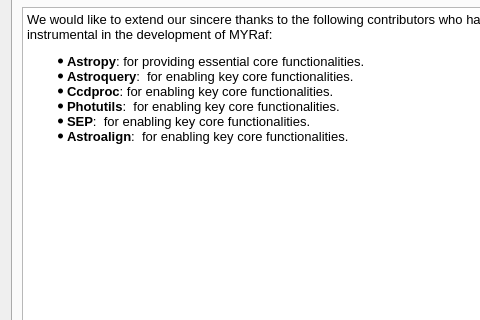
Before: the Qt Designer form src/myrafgui/about.ui in myrafproject/myrafproject, drawn with Qt 5; both pictures show x 0 to 480 and y 135 to 455 of the 618 by 572 pixel window.
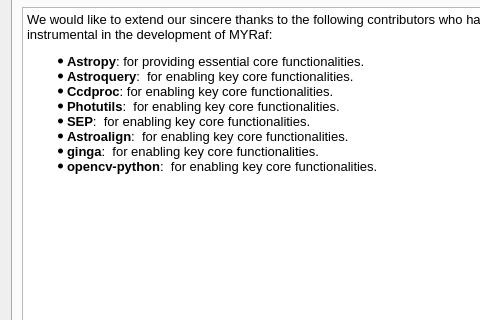
After: the same form once the commit is applied. The open tabs and pages were chosen to show the change.

```diff
--- a/src/myrafgui/about.ui
+++ b/src/myrafgui/about.ui
@@ -836,6 +836,9 @@
       <layout class="QGridLayout" name="gridLayout_7">
        <item row="0" column="0">
         <widget class="QTextEdit" name="textEdit_5">
+         <property name="readOnly">
+          <bool>true</bool>
+         </property>
          <property name="html">
           <string>&lt;!DOCTYPE HTML PUBLIC &quot;-//W3C//DTD HTML 4.0//EN&quot; &quot;http://www.w3.org/TR/REC-html40/strict.dtd&quot;&gt;
 &lt;html&gt;&lt;head&gt;&lt;meta name=&quot;qrichtext&quot; content=&quot;1&quot; /&gt;&lt;style type=&quot;text/css&quot;&gt;
@@ -846,8 +849,10 @@
 &lt;li style=&quot;&quot; style=&quot; margin-top:0px; margin-bottom:0px; margin-left:0px; margin-right:0px; -qt-block-indent:0; text-indent:0px;&quot;&gt;&lt;span style=&quot; font-weight:600;&quot;&gt;Astroquery&lt;/span&gt;:  for enabling key core functionalities.&lt;/li&gt;
 &lt;li style=&quot;&quot; style=&quot; margin-top:0px; margin-bottom:0px; margin-left:0px; margin-right:0px; -qt-block-indent:0; text-indent:0px;&quot;&gt;&lt;span style=&quot; font-weight:600;&quot;&gt;Ccdproc&lt;/span&gt;: for enabling key core functionalities.&lt;/li&gt;
 &lt;li style=&quot;&quot; style=&quot; margin-top:0px; margin-bottom:0px; margin-left:0px; margin-right:0px; -qt-block-indent:0; text-indent:0px;&quot;&gt;&lt;span style=&quot; font-weight:600;&quot;&gt;Photutils&lt;/span&gt;:  for enabling key core functionalities.&lt;/li&gt;
-&lt;li style=&quot;&quot; style=&quot; margin-top:0px; margin-bottom:0px; margin-left:0px; margin-right:0px; -qt-block-indent:0; text-indent:0px;&quot;&gt;&lt;span style=&quot; font-weight:600;&quot;&gt;SEP&lt;/span&gt;:  for enabling key core functionalities.&lt;/li&gt;
-&lt;li style=&quot;&quot; style=&quot; margin-top:0px; margin-bottom:0px; margin-left:0px; margin-right:0px; -qt-block-indent:0; text-indent:0px;&quot;&gt;&lt;span style=&quot; font-weight:600;&quot;&gt;Astroalign&lt;/span&gt;:  for enabling key core functionalities.&lt;/li&gt;&lt;/ul&gt;&lt;/body&gt;&lt;/html&gt;</string>
+&lt;li style=&quot;&quot; style=&quot; margin-top:0px; margin-bottom:0px; margin-left:0px; margin-right:0px; -qt-block-indent:0; text-indent:0px;&quot;&gt;&lt;span style=&quot; font-weight:600;&quot;&gt;SEP&lt;/span&gt;:  for enabling key core functionalities.&lt;/li&gt;&lt;/ul&gt;
+&lt;ul style=&quot;margin-top: 0px; margin-bottom: 0px; margin-left: 0px; margin-right: 0px; -qt-list-indent: 1;&quot;&gt;&lt;li style=&quot;&quot; style=&quot; margin-top:0px; margin-bottom:0px; margin-left:0px; margin-right:0px; -qt-block-indent:0; text-indent:0px;&quot;&gt;&lt;span style=&quot; font-weight:600;&quot;&gt;Astroalign&lt;/span&gt;:  for enabling key core functionalities.&lt;/li&gt;&lt;/ul&gt;
+&lt;ul style=&quot;margin-top: 0px; margin-bottom: 0px; margin-left: 0px; margin-right: 0px; -qt-list-indent: 1;&quot;&gt;&lt;li style=&quot;&quot; style=&quot; margin-top:0px; margin-bottom:0px; margin-left:0px; margin-right:0px; -qt-block-indent:0; text-indent:0px;&quot;&gt;&lt;span style=&quot; font-weight:600;&quot;&gt;ginga&lt;/span&gt;:  for enabling key core functionalities.&lt;/li&gt;&lt;/ul&gt;
+&lt;ul style=&quot;margin-top: 0px; margin-bottom: 0px; margin-left: 0px; margin-right: 0px; -qt-list-indent: 1;&quot;&gt;&lt;li style=&quot;&quot; style=&quot; margin-top:0px; margin-bottom:0px; margin-left:0px; margin-right:0px; -qt-block-indent:0; text-indent:0px;&quot;&gt;&lt;span style=&quot; font-weight:600;&quot;&gt;opencv-python&lt;/span&gt;:  for enabling key core functionalities.&lt;/li&gt;&lt;/ul&gt;&lt;/body&gt;&lt;/html&gt;</string>
          </property>
         </widget>
        </item>
```
Left out of the diff: 10 changed lines with no effect on the pictures.
